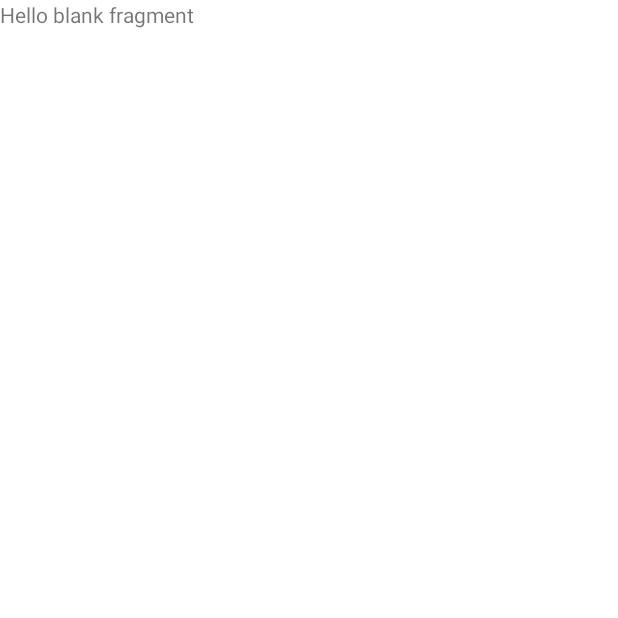
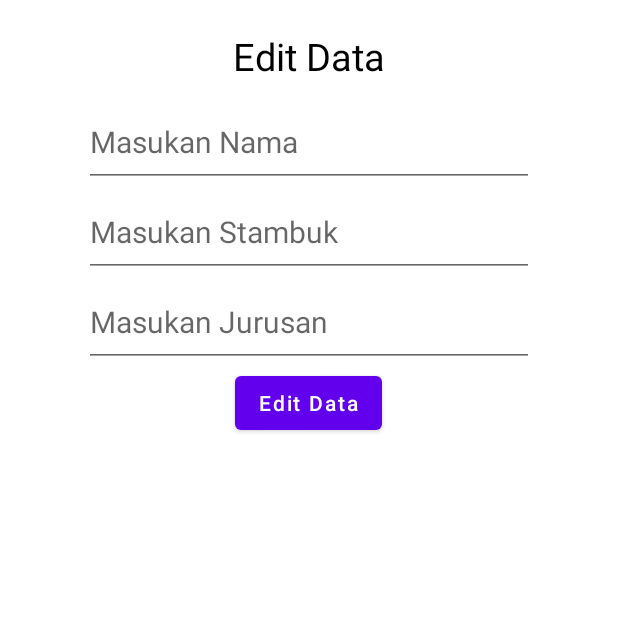
Before and after one commit to RizalRahmadani/ChallengeChapterEmpat, an Android app: the HomeScreenEditDataFragment screen opened through its navigation route, on a phone screen of 412 x 824 dp, the top half of it. Before the commit the part shown is almost empty. Run offline under Robolectric (Android 15) with nearby library versions, the phone set to English and light mode, and no system bars; our stand-ins replace Room's generated code; 4 statements that could not run were skipped.

Commit message:
menambahkan konfigurasi edit

```diff
--- a/app/src/main/java/com/example/challengechapterempat/fragment/HomeScreenEditDataFragment.kt
+++ b/app/src/main/java/com/example/challengechapterempat/fragment/HomeScreenEditDataFragment.kt
@@ -5,17 +5,55 @@ import androidx.fragment.app.Fragment
 import android.view.LayoutInflater
 import android.view.View
 import android.view.ViewGroup
+import android.widget.Toast
+import androidx.lifecycle.ViewModelProvider
 import com.example.challengechapterempat.R
+import com.example.challengechapterempat.StudentViewModel
+import com.example.challengechapterempat.databinding.FragmentHomeScreenEditDataBinding
+import com.example.challengechapterempat.room.DataStudent
+import com.example.challengechapterempat.room.StudentDataBase
+import kotlinx.coroutines.GlobalScope
+import kotlinx.coroutines.async
 
 
 class HomeScreenEditDataFragment : Fragment() {
-
+    lateinit var binding : FragmentHomeScreenEditDataBinding
+    var dbStudent : StudentDataBase? = null
+    lateinit var vmStudent : StudentViewModel
     override fun onCreateView(
         inflater: LayoutInflater, container: ViewGroup?,
         savedInstanceState: Bundle?
     ): View? {
         // Inflate the layout for this fragment
-        return inflater.inflate(R.layout.fragment_home_screen_edit_data, container, false)
+        binding = FragmentHomeScreenEditDataBinding.inflate(layoutInflater, container,false )
+        return binding.root
+    }
+
+    override fun onViewCreated(view: View, savedInstanceState: Bundle?) {
+        super.onViewCreated(view, savedInstanceState)
+        dbStudent = StudentDataBase.getInstance(requireContext())
+        vmStudent = ViewModelProvider(this).get(StudentViewModel::class.java)
+
+        var getData = arguments?.getSerializable("student") as DataStudent
+        binding.etNama.setText(getData.nama)
+        binding.etStambuk.setText(getData.stambuk)
+        binding.etJurusan.setText(getData.jurusan)
+
+        binding.btnEdit.setOnClickListener{
+            EditStudent()
+            Toast.makeText(context, "Edit data student berhasil", Toast.LENGTH_SHORT).show()
+        }
+    }
+
+    fun EditStudent(){
+        GlobalScope.async {
+            var nama = binding.etNama.text.toString()
+            var stambuk = binding.etStambuk.text.toString()
+            var jurusan = binding.etJurusan.text.toString()
+
+            dbStudent!!.studentDao().insertStudent(DataStudent(0,nama,stambuk, jurusan))
+
+        }
     }
 
 }
--- a/app/src/main/res/layout/fragment_home_screen_edit_data.xml
+++ b/app/src/main/res/layout/fragment_home_screen_edit_data.xml
@@ -1,14 +1,52 @@
 <?xml version="1.0" encoding="utf-8"?>
-<FrameLayout xmlns:android="http://schemas.android.com/apk/res/android"
+<LinearLayout
+    android:padding="20dp"
+    android:gravity="center_horizontal"
+    android:orientation="vertical"
+    xmlns:android="http://schemas.android.com/apk/res/android"
     xmlns:tools="http://schemas.android.com/tools"
     android:layout_width="match_parent"
     android:layout_height="match_parent"
     tools:context=".fragment.HomeScreenEditDataFragment">
 
-    <!-- TODO: Update blank fragment layout -->
+
     <TextView
-        android:layout_width="match_parent"
-        android:layout_height="match_parent"
-        android:text="@string/hello_blank_fragment" />
+        android:layout_width="wrap_content"
+        android:layout_height="wrap_content"
+        android:text="Edit Data"
+        android:textColor="@color/black"
+        android:textSize="25dp"
+        android:layout_marginBottom="10dp"
+        />
+    <EditText
+        android:id="@+id/etNama"
+        android:layout_width="300dp"
+        android:layout_height="60dp"
+        android:hint="Masukan Nama"
+        android:textColor="@color/black"
+        android:textSize="20dp"/>
+    <EditText
+        android:id="@+id/etStambuk"
+        android:layout_width="300dp"
+        android:layout_height="60dp"
+        android:hint="Masukan Stambuk"
+        android:textColor="@color/black"
+        android:textSize="20dp"/>
+    <EditText
+        android:id="@+id/etJurusan"
+        android:layout_width="300dp"
+        android:layout_height="60dp"
+        android:hint="Masukan Jurusan"
+        android:textColor="@color/black"
+        android:textSize="20dp"/>
 
-</FrameLayout>
+    <Button
+        android:layout_width="wrap_content"
+        android:layout_height="wrap_content"
+        android:text="Edit Data"
+        android:id="@+id/btnEdit"
+        android:textAllCaps="false"/>
+
+
+
+</LinearLayout>
```
Also changed, not shown: app/src/main/java/com/example/challengechapterempat/fragment/HomeScreenHapusFragment.kt (deleted, +0 -22 lines), app/src/main/res/layout/fragment_home_screen_hapus.xml (deleted, +0 -14 lines), app/src/main/res/layout/fragment_home_screen_input_data.xml (+8 -0 lines), app/src/main/res/layout/fragment_splash.xml (+7 -5 lines).
